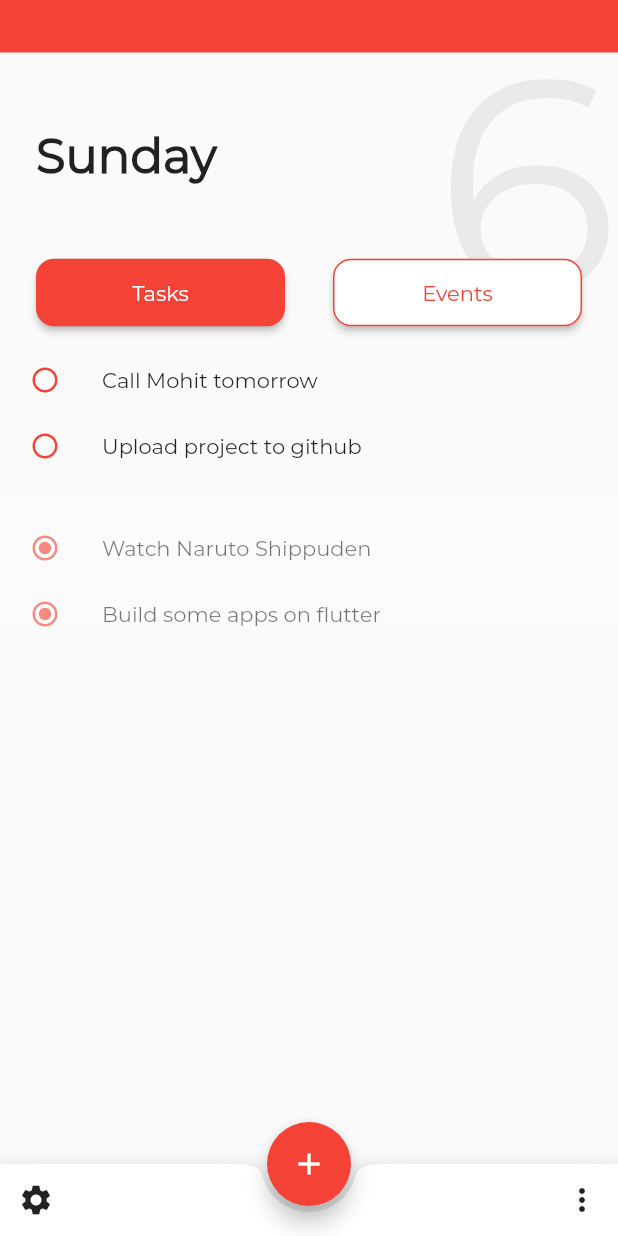
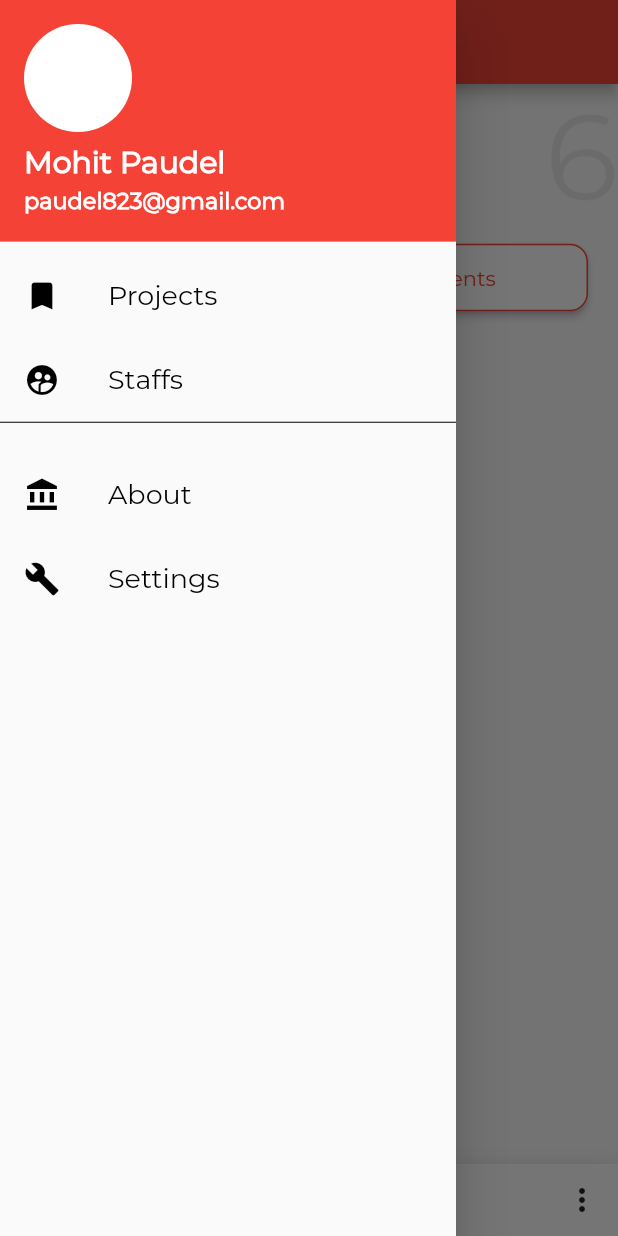
Before and after one commit to MohitP197-zz/Flutter-Task-Management-Laravel-API, a Flutter app: the screen it shows after launch, with the side drawer open (before the commit the screen has no drawer), on a phone screen of 412 x 824 dp. Run offline on Flutter 3.47's test engine with Material 2 defaults, Android fonts, the phone set to English and light mode, and no system bars.

Commit message:
Added staffs, projects page

```diff
--- a/lib/main.dart
+++ b/lib/main.dart
@@ -3,9 +3,12 @@ import 'package:taskmanagement/pages/event/add_event_page.dart';
 import 'package:taskmanagement/pages/event/event_page.dart';
 import 'package:taskmanagement/pages/task/add_task_page.dart';
 import 'package:taskmanagement/pages/task/task_page.dart';
+import 'package:taskmanagement/utils/drawer.dart';
 import 'package:taskmanagement/widgets/custom_button.dart';
 
 void main() => runApp(MyApp());
+
+const StaffDetailsRoute = '/location_detail';
 
 class MyApp extends StatelessWidget {
   // This widget is the root of your application.
@@ -36,18 +39,24 @@ class _MyHomePageState extends State<MyHomePage> {
         currentPage = _pageController.page;
       });
     });
-    return Scaffold(
+    return Container(
+        child: Scaffold(
+      appBar: AppBar(
+        title: Text('Task Management'),
+        centerTitle: true,
+      ),
+      drawer: Drawers(),
       body: Stack(
         children: <Widget>[
-          Container(
-            height: 35,
-            color: Theme.of(context).accentColor,
-          ),
+          // Container(
+          //   height: 1,
+          //   color: Theme.of(context).accentColor,
+          // ),
           Positioned(
             right: 0,
             child: Text(
               "6",
-              style: TextStyle(fontSize: 200, color: Color(0x10000000)),
+              style: TextStyle(fontSize: 80, color: Color(0x10000000)),
             ),
           ),
           _mainContent(context),
@@ -85,25 +94,22 @@ class _MyHomePageState extends State<MyHomePage> {
             ]),
       ),
       // This trailing comma makes auto-formatting nicer for build methods.
-    );
+    ));
   }
 
   Widget _mainContent(BuildContext context) {
     return Column(
       crossAxisAlignment: CrossAxisAlignment.start,
       children: <Widget>[
-        SizedBox(
-          height: 60,
-        ),
         Padding(
           padding: const EdgeInsets.all(24.0),
           child: Text(
-            "Sunday",
-            style: TextStyle(fontSize: 32, fontWeight: FontWeight.bold),
+            "Sunday,",
+            style: TextStyle(fontSize: 30, fontWeight: FontWeight.bold),
           ),
         ),
         Padding(
-          padding: const EdgeInsets.all(24.0),
+          padding: const EdgeInsets.all(20.0),
           child: _upcomingEvents(context),
         ),
         Expanded(
--- a/lib/pages/event/event_page.dart
+++ b/lib/pages/event/event_page.dart
@@ -16,8 +16,8 @@ class Event {
 }
 
 final List<Event> _eventList = [
-  new Event("08:00", "Date with gf", "Personal", true),
-  new Event("09:00", "Drop gf to home", "Personal", true),
+  new Event("08:00", "Meeting with boss", "Work", true),
+  new Event("09:00", "Organize meeting", "Personal", true),
   new Event("11:00", "Go to market", "House", false),
   new Event("5:00", "Meet Bill Dates", "Work", false),
 ];
--- /dev/null
+++ b/lib/pages/projects/add_project.dart
@@ -0,0 +1 @@
+import 'package:flutter/material.dart';
--- /dev/null
+++ b/lib/pages/staffs/add_staff.dart
@@ -0,0 +1 @@
+import 'package:flutter/material.dart';
--- /dev/null
+++ b/lib/utils/drawer.dart
@@ -0,0 +1,92 @@
+import 'package:flutter/material.dart';
+import 'package:taskmanagement/pages/projects/project_page.dart';
+import 'package:taskmanagement/pages/staffs/staff_page.dart';
+// import 'package:basicapp/home/home.dart';
+// import 'package:basicapp/screen/locations/locations.dart';
+
+class Drawers extends StatelessWidget {
+  @override
+  Widget build(BuildContext context) {
+    final textstyle = TextStyle(
+        color: Colors.white, fontSize: 20.0, fontWeight: FontWeight.bold);
+
+    final style = TextStyle(
+        color: Colors.white, fontSize: 15.0, fontWeight: FontWeight.bold);
+
+    final listStyle = TextStyle(
+        color: Colors.black, fontSize: 18.0, fontWeight: FontWeight.normal);
+
+    return Drawer(
+      child: ListView(
+        children: <Widget>[
+          UserAccountsDrawerHeader(
+            accountName: Text(
+              'Mohit Paudel',
+              style: textstyle,
+            ),
+            accountEmail: Text(
+              'paudel823@gmail.com',
+              style: style,
+            ),
+            currentAccountPicture: CircleAvatar(
+              backgroundColor:
+                  Theme.of(context).platform == TargetPlatform.android
+                      ? Colors.white
+                      : Colors.white,
+            ),
+          ),
+          ListTile(
+            leading: Icon(
+              Icons.bookmark,
+              color: Colors.black,
+            ),
+            title: Text(
+              'Projects',
+              style: listStyle,
+            ),
+            onTap: () => Navigator.push(context,
+                MaterialPageRoute(builder: (context) => ProjectPage())),
+          ),
+          ListTile(
+            leading: Icon(
+              Icons.supervised_user_circle,
+              color: Colors.black,
+            ),
+            title: Text(
+              'Staffs',
+              style: listStyle,
+            ),
+            onTap: () => Navigator.push(
+                context, MaterialPageRoute(builder: (context) => StaffPage())),
+          ),
+          Divider(color: Colors.black, height: 1.0),
+          SizedBox(
+            height: 20.0,
+          ),
+          ListTile(
+            leading: Icon(
+              Icons.account_balance,
+              color: Colors.black,
+            ),
+            title: Text(
+              'About',
+              style: listStyle,
+            ),
+            onTap: () {}
+          ),
+          ListTile(
+            leading: Icon(
+              Icons.build,
+              color: Colors.black,
+            ),
+            title: Text(
+              'Settings',
+              style: listStyle,
+            ),
+            onTap: () {}
+          ),
+        ],
+      ),
+    );
+  }
+}
```
Also changed, not shown: lib/pages/projects/project_page.dart (added, +72 -0 lines), lib/pages/staffs/individual_staff_details.dart (added, +74 -0 lines), lib/pages/staffs/individual_staff_info.dart (added, +37 -0 lines), lib/pages/staffs/staff_page.dart (added, +93 -0 lines), pubspec.yaml (+9 -7 lines), assets/images/mohit.jpg (added), fonts/Pacifico-Regular.ttf (added), fonts/SourceSansPro-Regular.ttf (added).
